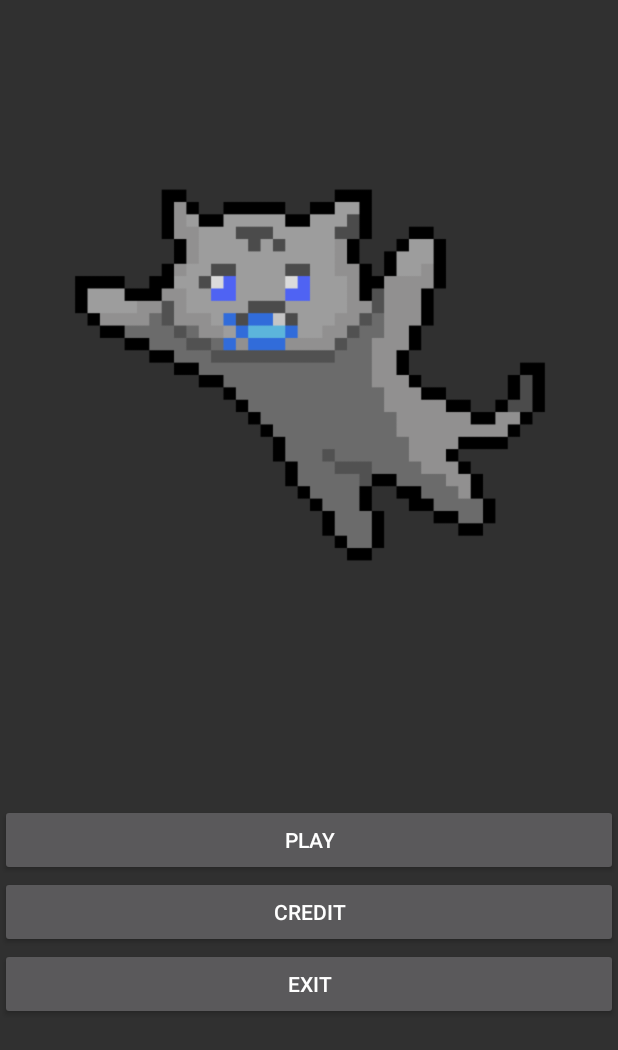
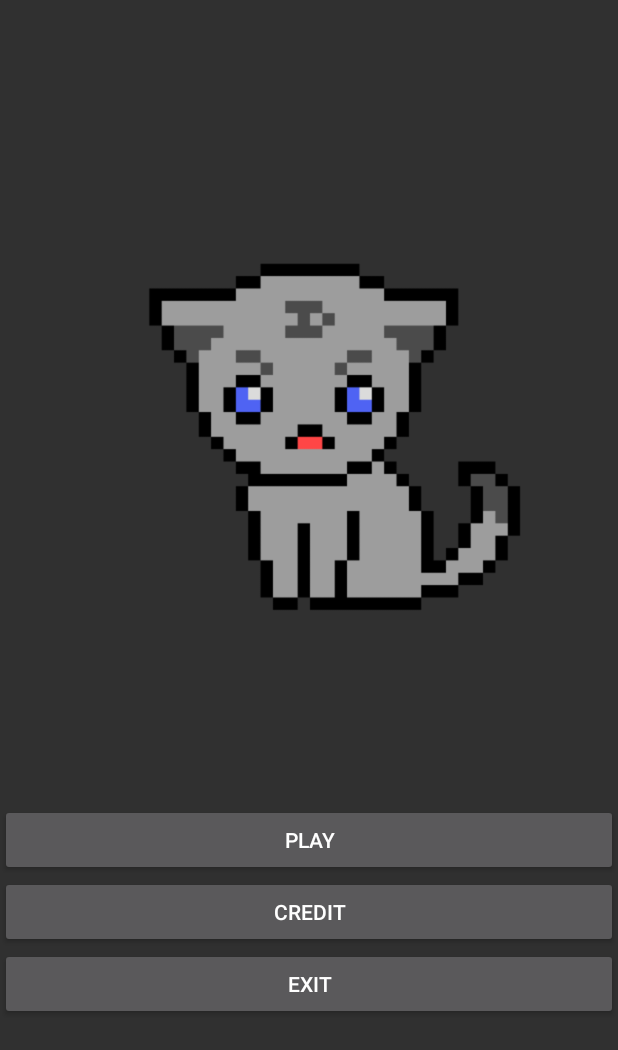
Before and after one commit to Hert97/Jumpy, an Android app: the screen it shows after launch (MainActivity), on a phone screen of 412 x 824 dp. Shown: the top 1050 px of the screen. Run offline under Robolectric (Android 15) with nearby library versions, the phone set to English and light mode, and no system bars.

Commit message:
Spritesheet animation

```diff
--- a/app/src/main/java/com/example/Activity/MainActivity.kt
+++ b/app/src/main/java/com/example/Activity/MainActivity.kt
@@ -1,10 +1,16 @@
 package com.example.Activity
 
 import android.content.Intent
+import android.graphics.BitmapFactory
+import android.graphics.drawable.AnimationDrawable
+import android.graphics.drawable.BitmapDrawable
 import androidx.appcompat.app.AppCompatActivity
 import android.os.Bundle
 import android.view.View
 import android.widget.Button
+import android.widget.ImageView
+import com.example.Animator
+import com.example.Spritesheet
 //import com.example.JumpyActivity
 import com.example.jumpy.R
 
@@ -20,6 +26,22 @@ class MainActivity : AppCompatActivity(), View.OnClickListener {
         buttonPlay.setOnClickListener(this)
         buttonExit.setOnClickListener(this)
         buttonCredit.setOnClickListener(this)
+
+        val catImageView : ImageView = findViewById(R.id.mm_image_1)
+
+//        val context = this
+//        val resources = context.resources
+//        val drawableId = R.drawable.animation
+//
+//        val animDrawable = ResourcesCompat.getDrawable(resources, drawableId, null) as AnimationDrawable
+//        catImageView.setImageDrawable(animDrawable)
+//        animDrawable.start()
+
+        val FRAME_DURATION = 200
+        val spriteSheet = BitmapFactory.decodeResource(resources, R.drawable.idle)
+        val frames = Spritesheet.slice(spriteSheet, 1, 3)
+        val anime = Animator(catImageView, resources, frames, FRAME_DURATION)
+        anime.start()
     }
 
     override fun onClick(view: View) {
--- /dev/null
+++ b/app/src/main/java/com/example/Animator.kt
@@ -0,0 +1,71 @@
+package com.example
+
+import android.content.res.Resources
+import android.graphics.Bitmap
+import android.graphics.BitmapFactory
+import android.graphics.drawable.AnimationDrawable
+import android.graphics.drawable.BitmapDrawable
+import android.widget.ImageView
+import com.example.jumpy.R
+
+class Spritesheet {
+    companion object {
+        fun slice(bitmap: Bitmap, rows: Int, columns: Int): List<Bitmap> {
+            val frameWidth = bitmap.width / columns
+            val frameHeight = bitmap.height / rows
+            val frames = ArrayList<Bitmap>(rows * columns)
+            for (i in 0 until rows) {
+                for (j in 0 until columns) {
+                    val x = j * frameWidth
+                    val y = i * frameHeight
+                    frames.add(Bitmap.createBitmap(bitmap, x, y, frameWidth, frameHeight))
+                }
+            }
+            return frames
+        }
+    }
+}
+
+class Animator {
+    val anime :AnimationDrawable
+
+    constructor(
+            displayImage: ImageView, //The image view to display the animation on
+            resources: Resources, //needa pass the resources from the activity classes to here
+            sprites : List<Bitmap>, //List of images
+            frameDuration: Int? // If "null", default frame duration will be used
+            )
+        {
+            // If "null" is passed in for frameDuration parameter,
+            // default frameduration of 200 will be used
+            var fDuration = 200
+            if(frameDuration != null) fDuration = frameDuration
+
+            anime = AnimationDrawable()
+            sprites.forEach { bitmap ->
+                if (fDuration != null) {
+                    anime.addFrame(BitmapDrawable(resources, bitmap), fDuration)
+                }
+            }
+            displayImage.setImageDrawable(anime)
+        }
+
+        fun start()
+        {
+            anime.start()
+        }
+
+        fun setPlayOnce(flag: Boolean) {
+            anime.isOneShot = flag
+        }
+
+        fun setEnterFadeDuration(duration : Int)
+        {
+            anime.setEnterFadeDuration(duration)
+        }
+
+        fun setExitFadeDuration(duration : Int)
+        {
+            anime.setExitFadeDuration(duration)
+        }
+}
--- /dev/null
+++ b/app/src/main/res/drawable/animation.xml
@@ -0,0 +1,7 @@
+<?xml version="1.0" encoding="utf-8"?>
+ <animation-list xmlns:android="http://schemas.android.com/apk/res/android"
+    android:id="@+id/anim_drawable" android:oneshot="false">
+        <item android:drawable="@drawable/idle_1" android:duration="200" />
+        <item android:drawable="@drawable/idle_2" android:duration="200" />
+        <item android:drawable="@drawable/idle_3" android:duration="200" />
+    </animation-list>
--- a/app/src/main/res/layout/main_menu.xml
+++ b/app/src/main/res/layout/main_menu.xml
@@ -6,7 +6,7 @@
     android:layout_height="match_parent">
 
     <ImageView
-        android:id="@+id/imageView"
+        android:id="@+id/mm_image_1"
         android:layout_width="wrap_content"
         android:layout_height="wrap_content"
         android:layout_marginStart="45dp"
@@ -25,7 +25,7 @@
         android:text="@string/play"
         app:layout_constraintEnd_toEndOf="parent"
         app:layout_constraintStart_toStartOf="parent"
-        app:layout_constraintTop_toBottomOf="@+id/imageView" />
+        app:layout_constraintTop_toBottomOf="@+id/mm_image_1" />
 
     <Button
         android:id="@+id/button_credit"
```
Also changed, not shown: app/src/main/res/drawable/idle.png.
